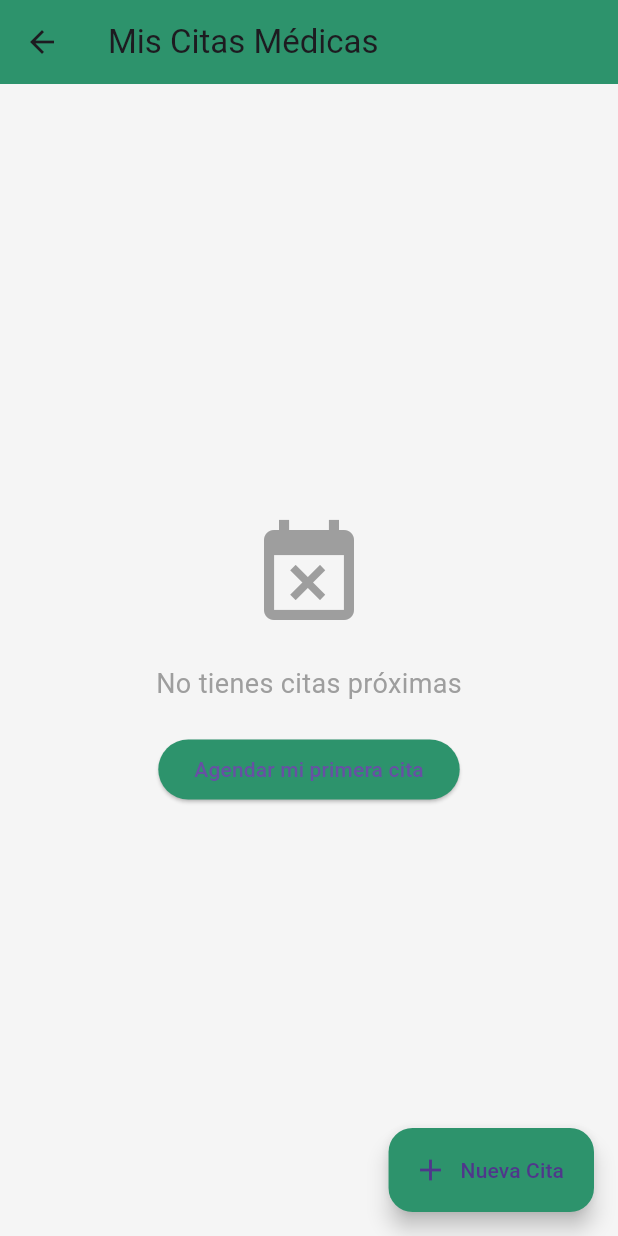
After one commit to ManuelC12/SaludDigital-Movil, a Flutter app: the PatientAppointmentsScreen screen opened directly, on a phone screen of 412 x 824 dp. The commit adds this screen. Run offline on Flutter 3.47's test engine with Material 3 defaults, Android fonts, the phone set to English and light mode, and no system bars; our stand-ins replace audioplayers, jwt_decoder, shared_preferences; accounts and stored records are empty; network calls fail.

```diff
--- /dev/null
+++ b/lib/src/models/appointment_model.dart
@@ -0,0 +1,21 @@
+class Cita {
+  final String id;
+  final String terapeutaId;
+  final String terapeutaNombre;
+  final String pacienteId;
+  final String pacienteNombre;
+  final DateTime fecha;
+  final String estado; // 'pendiente', 'confirmada', 'finalizada'
+  final String linkVideollamada; // Para la telemedicina
+
+  Cita({
+    required this.id,
+    required this.terapeutaId,
+    required this.terapeutaNombre,
+    required this.pacienteId,
+    required this.pacienteNombre,
+    required this.fecha,
+    this.estado = 'pendiente',
+    this.linkVideollamada = '',
+  });
+}
--- a/lib/src/models/user_model.dart
+++ b/lib/src/models/user_model.dart
@@ -1,45 +1,58 @@
 class User {
+  final String id;          // Nuevo: Necesario para agendar citas
   final String name;
   final String email;
   final String phone;
   final int age;
   final String gender;
+  final String role;     // Nuevo: 'Paciente' o 'Terapeuta'
 
   User({
+    required this.id,
     required this.name,
     required this.email,
     required this.phone,
     required this.age,
     required this.gender,
+    this.role = 'Paciente', // Valor por defecto
   });
 
   factory User.fromJson(Map<String, dynamic> json) {
     return User(
       // BUSCAMOS TODAS LAS VARIANTES POSIBLES:
-      // 1. name (Estándar .NET)
-      // 2. Name (PascalCase)
-      // 3. nombre (Tu código anterior)
+
+      // 1. ID (Fundamental para las relaciones en BD)
+      id: json['id'] ?? json['Id'] ?? 0,
+
+      // 2. Name
       name: json['name'] ?? json['Name'] ?? json['nombre'] ?? 'Usuario',
 
+      // 3. Email
       email: json['email'] ?? json['Email'] ?? 'Sin correo',
 
-      // OJO: .NET suele devolver 'phoneNumber'
+      // 4. Phone (.NET suele devolver 'phoneNumber')
       phone: json['phoneNumber'] ?? json['PhoneNumber'] ?? json['celular'] ?? 'Sin número',
 
+      // 5. Age
       age: json['age'] ?? json['Age'] ?? json['edad'] ?? 0,
 
-      // OJO: .NET suele devolver 'gender'
+      // 6. Gender (.NET suele devolver 'gender')
       gender: json['gender'] ?? json['Gender'] ?? json['genre'] ?? 'O',
+
+      // 7. Role (Nuevo campo para seguridad)
+      role: json['role'] ?? json['Role'] ?? 'Paciente',
     );
   }
 
   Map<String, dynamic> toJson() {
     return {
+      'id': id,
       'name': name,
       'email': email,
       'phone': phone,
       'age': age,
       'gender': gender,
+      'role': role,
     };
   }
 }
--- a/lib/src/screens/home.dart
+++ b/lib/src/screens/home.dart
@@ -5,7 +5,8 @@ import 'package:shared_preferences/shared_preferences.dart'; // <--- IMPORTANTE
 import 'profile.dart';
 import 'agenda.dart';
 import 'rutinas.dart';
-import 'subscription.dart';
+//import 'subscription.dart';
+import 'patient_appointments.dart';
 
 // --- MODELO ---
 class Meditacion {
@@ -373,9 +374,10 @@ class _HomeScreenState extends State<HomeScreen> with TickerProviderStateMixin {
                       _buildNavItem(Icons.calendar_month, "Mi Diario", false, onTap: () {
                         Navigator.push(context, MaterialPageRoute(builder: (context)=> const AgendaScreen()));
                       }),
-                      _buildNavItem(Icons.diamond, "Premium", false, onTap: () {
-                        Navigator.push(context, MaterialPageRoute(builder: (context) => const SubscriptionScreen()));
-                      }),
+               _buildNavItem(Icons.medical_services, "Citas", false, onTap: () {
+    Navigator.push(context, MaterialPageRoute(builder: (context) => const PatientAppointmentsScreen()));
+  }),
+
                       _buildNavItem(Icons.person, "Perfil", false, onTap: () {
                         Navigator.push(context, MaterialPageRoute(builder: (context) => const ProfileScreen()));
                       }),
--- /dev/null
+++ b/lib/src/screens/patient_appointments.dart
@@ -0,0 +1,111 @@
+import 'package:flutter/material.dart';
+import 'package:provider/provider.dart';
+import '../viewmodels/login_viewmodel.dart';
+import '../services/citas_service.dart';
+import 'agendar_cita.dart'; // Tu pantalla de agendar
+//import 'home.dart'; // Para la navegación inferior
+
+class PatientAppointmentsScreen extends StatefulWidget {
+  const PatientAppointmentsScreen({super.key});
+
+  @override
+  State<PatientAppointmentsScreen> createState() => _PatientAppointmentsScreenState();
+}
+
+class _PatientAppointmentsScreenState extends State<PatientAppointmentsScreen> {
+  final CitasService _citasService = CitasService();
+
+  @override
+  Widget build(BuildContext context) {
+    final user = Provider.of<LoginViewModel>(context).user;
+
+    return Scaffold(
+      backgroundColor: const Color(0xFFF5F5F5),
+      appBar: AppBar(
+        title: const Text("Mis Citas Médicas"),
+        backgroundColor: const Color(0xFF2D936C),
+        elevation: 0,
+      ),
+      body: user == null
+          ? const Center(child: Text("Error de sesión"))
+          : FutureBuilder(
+              // Usamos el ID del usuario (asegúrate que sea String como corregimos antes)
+              future: _citasService.obtenerCitasPaciente(user.id),
+              builder: (context, snapshot) {
+                if (snapshot.connectionState == ConnectionState.waiting) {
+                  return const Center(child: CircularProgressIndicator());
+                }
+
+                final citas = snapshot.data ?? [];
+
+                if (citas.isEmpty) {
+                  return Center(
+                    child: Column(
+                      mainAxisAlignment: MainAxisAlignment.center,
+                      children: [
+                        const Icon(Icons.event_busy, size: 80, color: Colors.grey),
+                        const SizedBox(height: 20),
+                        const Text("No tienes citas próximas", style: TextStyle(fontSize: 18, color: Colors.grey)),
+                        const SizedBox(height: 20),
+                        ElevatedButton(
+                          onPressed: () => _irAgendar(context),
+                          style: ElevatedButton.styleFrom(backgroundColor: const Color(0xFF2D936C)),
+                          child: const Text("Agendar mi primera cita"),
+                        )
+                      ],
+                    ),
+                  );
+                }
+
+                return ListView.builder(
+                  padding: const EdgeInsets.all(15),
+                  itemCount: citas.length,
+                  itemBuilder: (context, index) {
+                    final cita = citas[index];
+                    return Card(
+                      margin: const EdgeInsets.only(bottom: 15),
+                      shape: RoundedRectangleBorder(borderRadius: BorderRadius.circular(15)),
+                      child: ListTile(
+                        leading: Container(
+                          padding: const EdgeInsets.all(10),
+                          decoration: BoxDecoration(color: const Color(0xFFE8F5E9), borderRadius: BorderRadius.circular(10)),
+                          child: const Icon(Icons.calendar_today, color: Color(0xFF2D936C)),
+                        ),
+                        title: Text("Dr/a. ${cita['terapeuta']?['name'] ?? 'Especialista'}"),
+                        subtitle: Text(
+                          "${cita['fechaHora'].toString().substring(0, 16)}\nEstado: ${cita['estado']}",
+                          style: const TextStyle(height: 1.5),
+                        ),
+                        isThreeLine: true,
+                        trailing: cita['linkVideollamada'] != null && cita['linkVideollamada'].toString().isNotEmpty
+                            ? IconButton(
+                                icon: const Icon(Icons.video_call, color: Colors.green, size: 30),
+                                onPressed: () {
+                                  // Aquí abrirías el link
+                                },
+                              )
+                            : null,
+                      ),
+                    );
+                  },
+                );
+              },
+            ),
+      floatingActionButton: FloatingActionButton.extended(
+        onPressed: () => _irAgendar(context),
+        backgroundColor: const Color(0xFF2D936C),
+        icon: const Icon(Icons.add),
+        label: const Text("Nueva Cita"),
+      ),
+    );
+  }
+
+  void _irAgendar(BuildContext context) {
+    // Aquí deberías navegar a una pantalla para seleccionar doctor primero,
+    // o ir directo a AgendarCitaScreen pasando un doctor predeterminado/seleccionado.
+    Navigator.push(
+      context,
+      MaterialPageRoute(builder: (_) => const AgendarCitaScreen(doctorId: 1, doctorNombre: "Dr. General")) // Ajusta el ID según tu lógica
+    ).then((_) => setState(() {})); // Recargar al volver
+  }
+}
```
Also changed, not shown: lib/src/repositories/user_repository.dart (+9 -3 lines), lib/src/screens/agenda.dart (+5 -8 lines), lib/src/screens/agendar_cita.dart (added, +151 -0 lines), lib/src/screens/book_appointment.dart (added, +148 -0 lines), lib/src/screens/doctor_dashboard.dart (added, +51 -0 lines), lib/src/screens/login.dart (+19 -5 lines), lib/src/screens/profile.dart (+3 -7 lines), lib/src/screens/rutinas.dart (+6 -6 lines), lib/src/services/citas_service.dart (added, +42 -0 lines), lib/src/viewmodels/citas_viewmodel.dart (added, +39 -0 lines).
